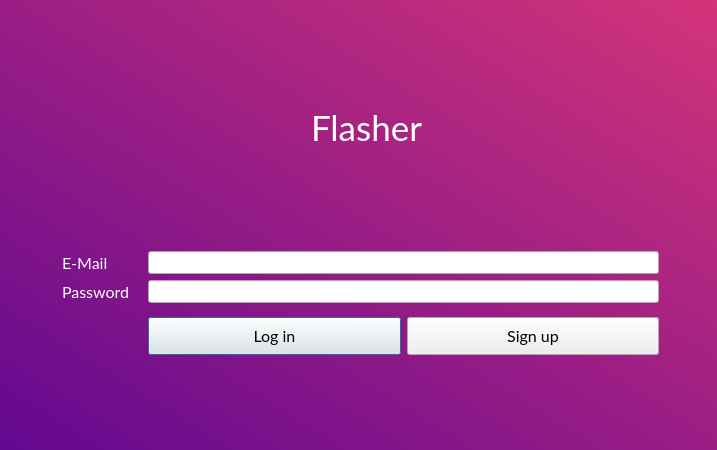
Old version of the form mainwindow.ui in the repository InamataIO/Flasher.
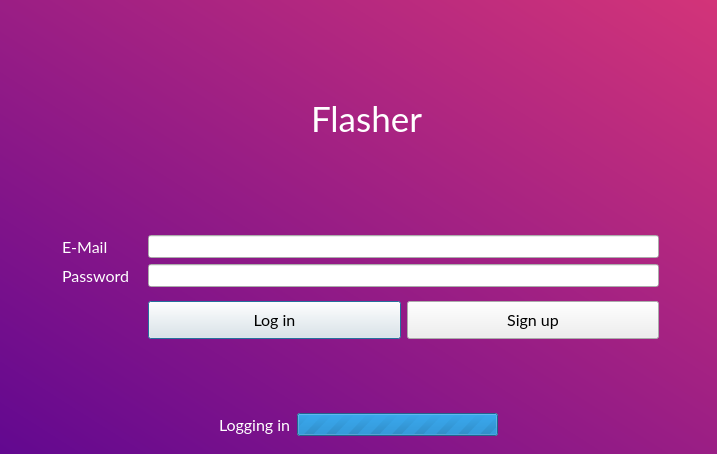
New version of the form. The open tabs and pages were chosen to show the change. Icons and pictures are not drawn.

The edit to the form file:
```diff
--- a/mainwindow.ui
+++ b/mainwindow.ui
@@ -7,7 +7,7 @@
     <x>0</x>
     <y>0</y>
     <width>717</width>
-    <height>450</height>
+    <height>454</height>
    </rect>
   </property>
   <property name="minimumSize">
@@ -32,8 +32,8 @@
 QPushButton {
   font-size: 16px;
   padding: 8px;
-  margin-top: 8px;
 }
+
 QLabel {
   font-size: 16px;
   color: white;
@@ -51,6 +51,10 @@
 #loginForm QLabel, #addForm QLabel, #replaceForm QLabel, #addWiFiForm QLabel {
   padding-right: 8px;
 }
+#loginForm QPushButton, #addForm QPushButton, #replaceForm QPushButton, #addWiFiForm QPushButton {
+  margin-top: 8px;
+}
+
 #welcomeUsername {
   color: #ccc;
 }</string>
@@ -252,6 +256,53 @@
           </property>
          </spacer>
         </item>
+        <item>
+         <layout class="QHBoxLayout" name="horizontalLayout_10">
+          <item>
+           <spacer name="horizontalSpacer_13">
+            <property name="orientation">
+             <enum>Qt::Horizontal</enum>
+            </property>
+            <property name="sizeHint" stdset="0">
+             <size>
+              <width>40</width>
+              <height>20</height>
+             </size>
+            </property>
+           </spacer>
+          </item>
+          <item>
+           <widget class="QLabel" name="loginLoadingText">
+            <property name="text">
+             <string>Logging in</string>
+            </property>
+           </widget>
+          </item>
+          <item>
+           <widget class="QProgressBar" name="loginLoadingBar">
+            <property name="maximum">
+             <number>0</number>
+            </property>
+            <property name="value">
+             <number>-1</number>
+            </property>
+           </widget>
+          </item>
+          <item>
+           <spacer name="horizontalSpacer_12">
+            <property name="orientation">
+             <enum>Qt::Horizontal</enum>
+            </property>
+            <property name="sizeHint" stdset="0">
+             <size>
+              <width>40</width>
+              <height>20</height>
+             </size>
+            </property>
+           </spacer>
+          </item>
+         </layout>
+        </item>
        </layout>
       </widget>
       <widget class="QWidget" name="welcomePage">
```
Left out of the diff: 84 changed lines with no effect on the pictures.
